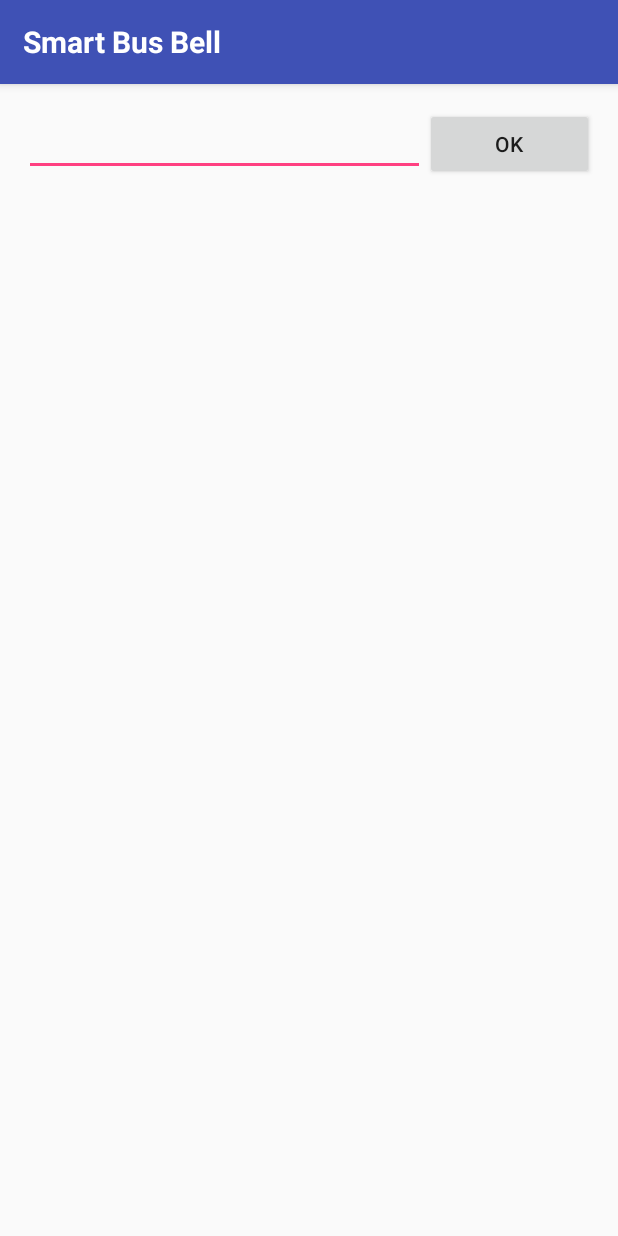
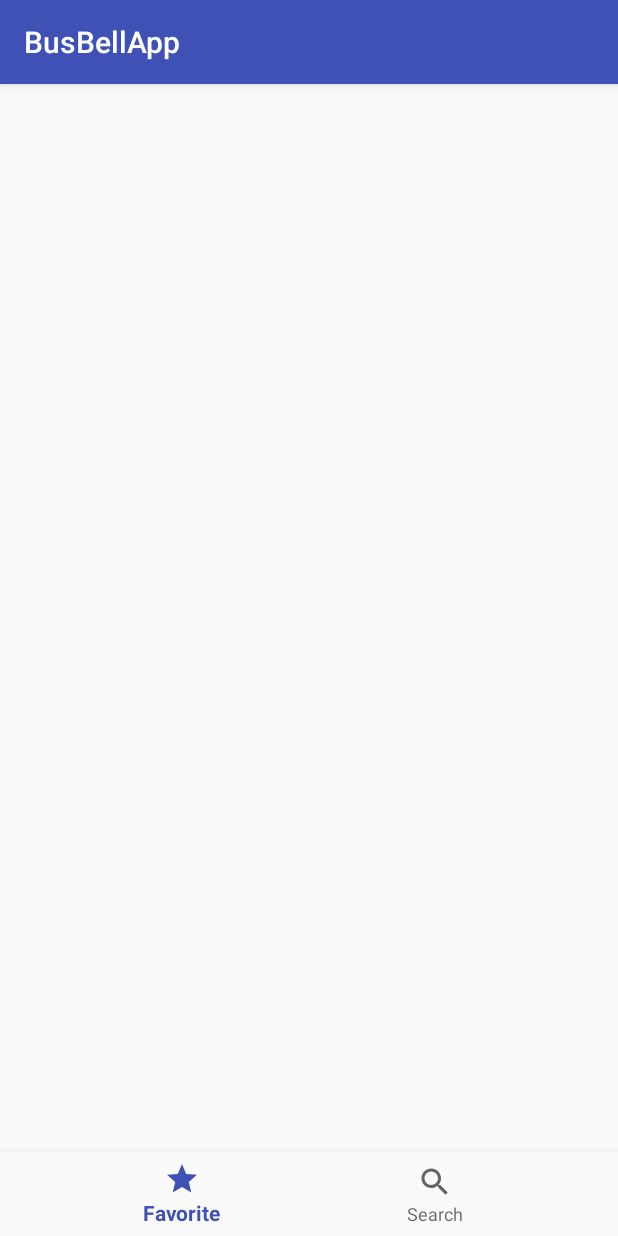
Before and after one commit to bsjinn/BusBell, an Android app: the screen it shows after launch (MainActivity), on a phone screen of 412 x 824 dp. Run offline under Robolectric (Android 15) with nearby library versions, the phone set to English and light mode, and no system bars.

Commit message:
BottomNavigation + Fragment

```diff
--- a/app/src/main/java/com/example/sojin/busbellapp/activity/MainActivity.java
+++ b/app/src/main/java/com/example/sojin/busbellapp/activity/MainActivity.java
@@ -1,34 +1,28 @@
 package com.example.sojin.busbellapp.activity;
 
-import android.content.Intent;
 import android.os.Bundle;
-import android.support.v7.app.ActionBar;
+import android.support.annotation.NonNull;
+import android.support.design.widget.BottomNavigationView;
+import android.support.v4.app.Fragment;
+import android.support.v4.app.FragmentTransaction;
 import android.support.v7.app.AppCompatActivity;
-import android.support.v7.widget.Toolbar;
-import android.view.LayoutInflater;
-import android.view.View;
-import android.widget.AdapterView;
+import android.util.Log;
+import android.view.MenuItem;
 import android.widget.Button;
 import android.widget.EditText;
 import android.widget.ListView;
 
-import com.example.sojin.busbellapp.BusApiService;
+import com.example.sojin.busbellapp.FavoriteFragment;
 import com.example.sojin.busbellapp.R;
-import com.example.sojin.busbellapp.adapter.BusRouteListAdapter;
-import com.example.sojin.busbellapp.item.BusRouteInfoItem;
-import com.example.sojin.busbellapp.item.BusRouteInfoWrapper;
+import com.example.sojin.busbellapp.SearchFragment;
 import com.google.firebase.messaging.FirebaseMessaging;
-
-import java.util.ArrayList;
-
-import retrofit2.Call;
-import retrofit2.Callback;
-import retrofit2.Response;
 
 public class MainActivity extends AppCompatActivity {
     EditText editText;
     Button okButton;
     ListView listView;
+
+    Fragment fragment = null;
 
     @Override
     protected void onCreate(Bundle savedInstanceState) {
@@ -36,77 +30,100 @@ public class MainActivity extends AppCompatActivity {
         setContentView(R.layout.activity_main);
 
         //actionbar
-        setCustomActionBar();
+        //setCustomActionBar();
         //fcm
         FirebaseMessaging.getInstance().subscribeToTopic("news");
         //String deviceToken=FirebaseInstanceId.getInstance().getToken();
         //Log.d("","token:"+deviceToken);
 
+        BottomNavigationView navigation = (BottomNavigationView)findViewById(R.id.activity_main_navigation);
+        navigation.setOnNavigationItemSelectedListener(new BottomNavigationView.OnNavigationItemSelectedListener() {
+            @Override
+            public boolean onNavigationItemSelected(@NonNull MenuItem item) {
+                switch (item.getItemId()){
+                    case R.id.navigation_favorite:
+                        fragment = new FavoriteFragment();
+                        Log.i("Selected : ","FAVORITE");
+                        break;
+                    case R.id.navigation_search:
+                        fragment = new SearchFragment();
+                        Log.i("Selected : ", "SEARCH");
+                        break;
+                }
 
-        editText = (EditText)findViewById(R.id.editText);
-        okButton = (Button)findViewById(R.id.okButton);
-        listView = (ListView)findViewById(R.id.listView);
+                FragmentTransaction fragmentTransaction = getSupportFragmentManager().beginTransaction();
+                fragmentTransaction.replace(R.id.activity_main_frame_layout, fragment);
+                fragmentTransaction.commit();
 
-        okButton.setOnClickListener(new View.OnClickListener() {
-            @Override
-            public void onClick(View v) {
-                String bus_number = editText.getText().toString();
-                String API_KEY = "3nvztFALDhnl5ffO0FuwkATq9JDSLJPHjSSVRByOsG78s9vF%2F4SuBbuKcle1XytZB0hkdU19wrBSnqDKHWHpdA%3D%3D";
-
-                BusApiService service = BusApiService.retrofit.create(BusApiService.class);
-                Call<BusRouteInfoWrapper> call = service.getBusRouteList(bus_number, API_KEY);
-                call.enqueue(new Callback<BusRouteInfoWrapper>() {
-                    @Override
-                    public void onResponse(Call<BusRouteInfoWrapper> call, Response<BusRouteInfoWrapper> response) {
-                        if(response.isSuccessful()){
-                            BusRouteInfoWrapper result = response.body();
-                            ArrayList<BusRouteInfoItem> list = result.getBusRouteList();
-
-                            BusRouteListAdapter busRouteListAdapter = new BusRouteListAdapter(list);
-                            listView.setAdapter(busRouteListAdapter);
-                        }
-                    }
-
-                    @Override
-                    public void onFailure(Call<BusRouteInfoWrapper> call, Throwable t) {
-
-                    }
-                });
+                return true;
             }
         });
 
-        listView.setOnItemClickListener(new AdapterView.OnItemClickListener() {
-            @Override
-            public void onItemClick(AdapterView<?> parent, View view, int position, long id) {
-                BusRouteInfoItem item = (BusRouteInfoItem) parent.getItemAtPosition(position);
 
-                Intent intent = new Intent(MainActivity.this, BusStationsListActivity.class);
-                intent.putExtra("routeId",item.getBusRouteId());
-
-                startActivity(intent);
-            }
-        });
+//        editText = (EditText)findViewById(R.id.activity_main_edittext);
+//        okButton = (Button)findViewById(R.id.activity_main_ok_button);
+//        listView = (ListView)findViewById(R.id.activity_main_listview);
+//
+//        okButton.setOnClickListener(new View.OnClickListener() {
+//            @Override
+//            public void onClick(View v) {
+//                String bus_number = editText.getText().toString();
+//                String API_KEY = "3nvztFALDhnl5ffO0FuwkATq9JDSLJPHjSSVRByOsG78s9vF%2F4SuBbuKcle1XytZB0hkdU19wrBSnqDKHWHpdA%3D%3D";
+//
+//                BusApiService service = BusApiService.retrofit.create(BusApiService.class);
+//                Call<BusRouteInfoWrapper> call = service.getBusRouteList(bus_number, API_KEY);
+//                call.enqueue(new Callback<BusRouteInfoWrapper>() {
+//                    @Override
+//                    public void onResponse(Call<BusRouteInfoWrapper> call, Response<BusRouteInfoWrapper> response) {
+//                        if(response.isSuccessful()){
+//                            BusRouteInfoWrapper result = response.body();
+//                            ArrayList<BusRouteInfoItem> list = result.getBusRouteList();
+//
+//                            BusRouteListAdapter busRouteListAdapter = new BusRouteListAdapter(list);
+//                            listView.setAdapter(busRouteListAdapter);
+//                        }
+//                    }
+//
+//                    @Override
+//                    public void onFailure(Call<BusRouteInfoWrapper> call, Throwable t) {
+//
+//                    }
+//                });
+//            }
+//        });
+//
+//        listView.setOnItemClickListener(new AdapterView.OnItemClickListener() {
+//            @Override
+//            public void onItemClick(AdapterView<?> parent, View view, int position, long id) {
+//                BusRouteInfoItem item = (BusRouteInfoItem) parent.getItemAtPosition(position);
+//
+//                Intent intent = new Intent(MainActivity.this, BusStationsListActivity.class);
+//                intent.putExtra("routeId",item.getBusRouteId());
+//
+//                startActivity(intent);
+//            }
+//        });
     }
 
-    private boolean setCustomActionBar(){
-        ActionBar actionBar = getSupportActionBar();
-
-        actionBar.setDisplayShowCustomEnabled(true);//커스텀 액션바 보이게한다
-        //기존 액션바 숨기기
-        actionBar.setDisplayHomeAsUpEnabled(false);
-        actionBar.setDisplayShowTitleEnabled(false);
-        actionBar.setDisplayShowHomeEnabled(false);
-
-        //layout inflate
-        LayoutInflater inflater = (LayoutInflater)getSystemService(LAYOUT_INFLATER_SERVICE);
-        View actionBarView = inflater.inflate(R.layout.activity_actionbar,null);
-
-        actionBar.setCustomView(actionBarView);
-
-        //delete empty space
-        Toolbar parent = (Toolbar)actionBarView.getParent();
-        parent.setContentInsetsAbsolute(0,0);
-
-        return true;
-    }
+//    private boolean setCustomActionBar(){
+//        ActionBar actionBar = getSupportActionBar();
+//
+//        actionBar.setDisplayShowCustomEnabled(true);//커스텀 액션바 보이게한다
+//        //기존 액션바 숨기기
+//        actionBar.setDisplayHomeAsUpEnabled(false);
+//        actionBar.setDisplayShowTitleEnabled(false);
+//        actionBar.setDisplayShowHomeEnabled(false);
+//
+//        //layout inflate
+//        LayoutInflater inflater = (LayoutInflater)getSystemService(LAYOUT_INFLATER_SERVICE);
+//        View actionBarView = inflater.inflate(R.layout.activity_actionbar,null);
+//
+//        actionBar.setCustomView(actionBarView);
+//
+//        //delete empty space
+//        Toolbar parent = (Toolbar)actionBarView.getParent();
+//        parent.setContentInsetsAbsolute(0,0);
+//
+//        return true;
+//    }
 }
--- /dev/null
+++ b/app/src/main/res/drawable/ic_search_black_24dp.xml
@@ -0,0 +1,9 @@
+<vector xmlns:android="http://schemas.android.com/apk/res/android"
+        android:width="24dp"
+        android:height="24dp"
+        android:viewportWidth="24.0"
+        android:viewportHeight="24.0">
+    <path
+        android:fillColor="#FF000000"
+        android:pathData="M15.5,14h-0.79l-0.28,-0.27C15.41,12.59 16,11.11 16,9.5 16,5.91 13.09,3 9.5,3S3,5.91 3,9.5 5.91,16 9.5,16c1.61,0 3.09,-0.59 4.23,-1.57l0.27,0.28v0.79l5,4.99L20.49,19l-4.99,-5zM9.5,14C7.01,14 5,11.99 5,9.5S7.01,5 9.5,5 14,7.01 14,9.5 11.99,14 9.5,14z"/>
+</vector>
--- /dev/null
+++ b/app/src/main/res/drawable/ic_star_black_24dp.xml
@@ -0,0 +1,9 @@
+<vector xmlns:android="http://schemas.android.com/apk/res/android"
+        android:width="24dp"
+        android:height="24dp"
+        android:viewportWidth="24.0"
+        android:viewportHeight="24.0">
+    <path
+        android:fillColor="#FF000000"
+        android:pathData="M12,17.27L18.18,21l-1.64,-7.03L22,9.24l-7.19,-0.61L12,2 9.19,8.63 2,9.24l5.46,4.73L5.82,21z"/>
+</vector>
--- a/app/src/main/res/layout/activity_main.xml
+++ b/app/src/main/res/layout/activity_main.xml
@@ -1,37 +1,49 @@
 <?xml version="1.0" encoding="utf-8"?>
-<LinearLayout
+<RelativeLayout
     xmlns:android="http://schemas.android.com/apk/res/android"
     xmlns:app="http://schemas.android.com/apk/res-auto"
     xmlns:tools="http://schemas.android.com/tools"
     android:orientation="vertical"
     android:layout_width="match_parent"
     android:layout_height="match_parent"
-    android:paddingBottom="@dimen/activity_vertical_margin"
-    android:paddingLeft="@dimen/activity_horizontal_margin"
-    android:paddingRight="@dimen/activity_horizontal_margin"
-    android:paddingTop="@dimen/activity_vertical_margin"
     tools:context="com.example.sojin.busbellapp.activity.MainActivity">
 
-    <LinearLayout
-        android:orientation="horizontal"
+    <!--<LinearLayout-->
+        <!--android:id="@+id/activity_main_search_layout"-->
+        <!--android:layout_width="match_parent"-->
+        <!--android:layout_height="wrap_content"-->
+        <!--android:orientation="horizontal"-->
+        <!--android:layout_alignParentTop="true">-->
+        <!--<EditText-->
+            <!--android:id="@+id/activity_main_edittext"-->
+            <!--android:layout_weight="10"-->
+            <!--android:layout_width="wrap_content"-->
+            <!--android:layout_height="wrap_content" />-->
+        <!--<Button-->
+            <!--android:id="@+id/activity_main_ok_button"-->
+            <!--android:text="OK"-->
+            <!--android:layout_weight="1"-->
+            <!--android:layout_width="wrap_content"-->
+            <!--android:layout_height="wrap_content" />-->
+    <!--</LinearLayout>-->
+
+    <!--<ListView-->
+        <!--android:id="@+id/activity_main_listview"-->
+        <!--android:layout_alignBottom="@+id/activity_main_search_layout"-->
+        <!--android:layout_width="match_parent"-->
+        <!--android:layout_height="match_parent"/>-->
+
+    <FrameLayout
+        android:id="@+id/activity_main_frame_layout"
         android:layout_width="match_parent"
-        android:layout_height="wrap_content">
-        <EditText
-            android:id="@+id/editText"
-            android:layout_weight="10"
-            android:layout_width="wrap_content"
-            android:layout_height="wrap_content" />
-        <Button
-            android:id="@+id/okButton"
-            android:text="OK"
-            android:layout_weight="1"
-            android:layout_width="wrap_content"
-            android:layout_height="wrap_content" />
-    </LinearLayout>
+        android:layout_height="wrap_content"/>
 
-    <ListView
-        android:id="@+id/listView"
+    <android.support.design.widget.BottomNavigationView
+        android:id="@+id/activity_main_navigation"
         android:layout_width="match_parent"
-        android:layout_height="match_parent"/>
+        android:layout_height="wrap_content"
+        android:layout_alignParentBottom="true"
+        android:background="?android:attr/windowBackground"
+        app:menu="@menu/navigation" />
 
-</LinearLayout>
+</RelativeLayout>
--- /dev/null
+++ b/app/src/main/res/menu/navigation.xml
@@ -0,0 +1,14 @@
+<?xml version="1.0" encoding="utf-8"?>
+<menu xmlns:android="http://schemas.android.com/apk/res/android">
+
+    <item
+        android:id="@+id/navigation_favorite"
+        android:icon="@drawable/ic_star_black_24dp"
+        android:title="@string/title_favorite" />
+
+    <item
+        android:id="@+id/navigation_search"
+        android:icon="@drawable/ic_search_black_24dp"
+        android:title="@string/title_search" />
+
+</menu>
--- a/app/src/main/res/values/strings.xml
+++ b/app/src/main/res/values/strings.xml
@@ -3,4 +3,12 @@
 
     <string name="smartBusAlarm">Smart Bus Bell</string>
     <string name="busRoute_Info">실시간 노선 정보</string>
+    <string name="title_activity_test">TestActivity</string>
+    <string name="title_favorite">Favorite</string>
+    <string name="title_search">Search</string>
+
+    <string name="api_key">3nvztFALDhnl5ffO0FuwkATq9JDSLJPHjSSVRByOsG78s9vF%2F4SuBbuKcle1XytZB0hkdU19wrBSnqDKHWHpdA%3D%3D</string>
+
+    <!-- TODO: Remove or change this placeholder text -->
+    <string name="hello_blank_fragment">Hello blank fragment</string>
 </resources>
```
Also changed, not shown: app/build.gradle (+13 -5 lines), app/src/main/AndroidManifest.xml (+18 -13 lines), app/src/main/java/com/example/sojin/busbellapp/FavoriteFragment.java (added, +108 -0 lines), app/src/main/java/com/example/sojin/busbellapp/SearchFragment.java (added, +108 -0 lines), app/src/main/res/drawable/ic_favorite_black_24dp.xml (added, +9 -0 lines), app/src/main/res/layout/fragment_favorite.xml (added, +13 -0 lines), app/src/main/res/layout/fragment_search.xml (added, +13 -0 lines).
